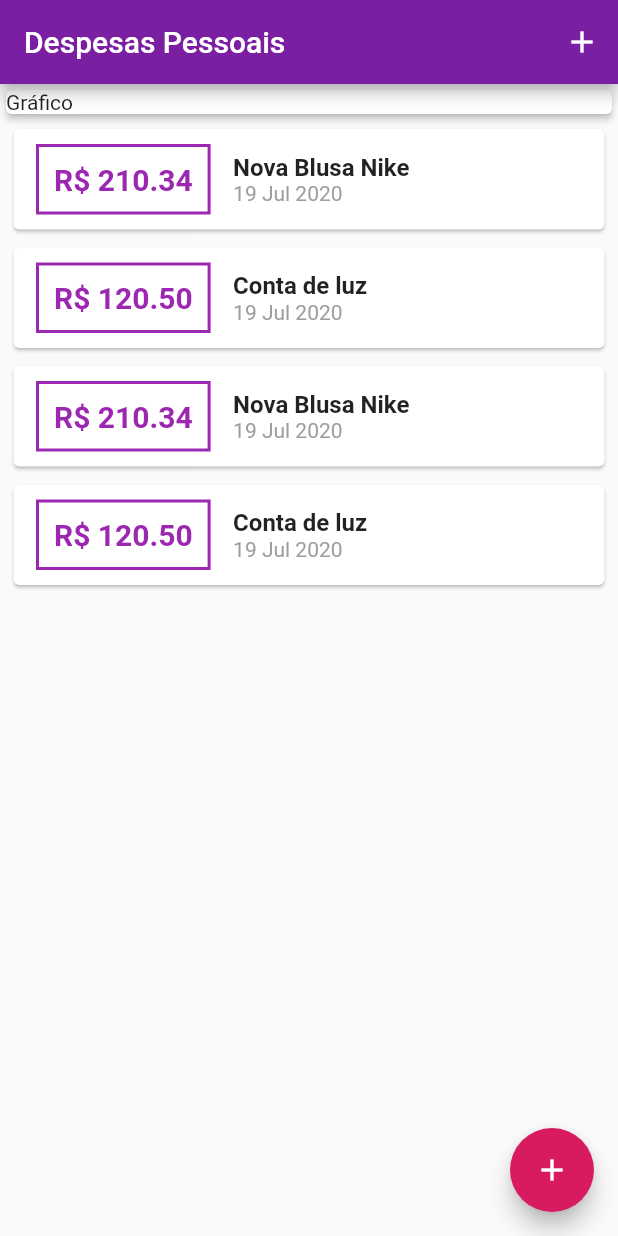
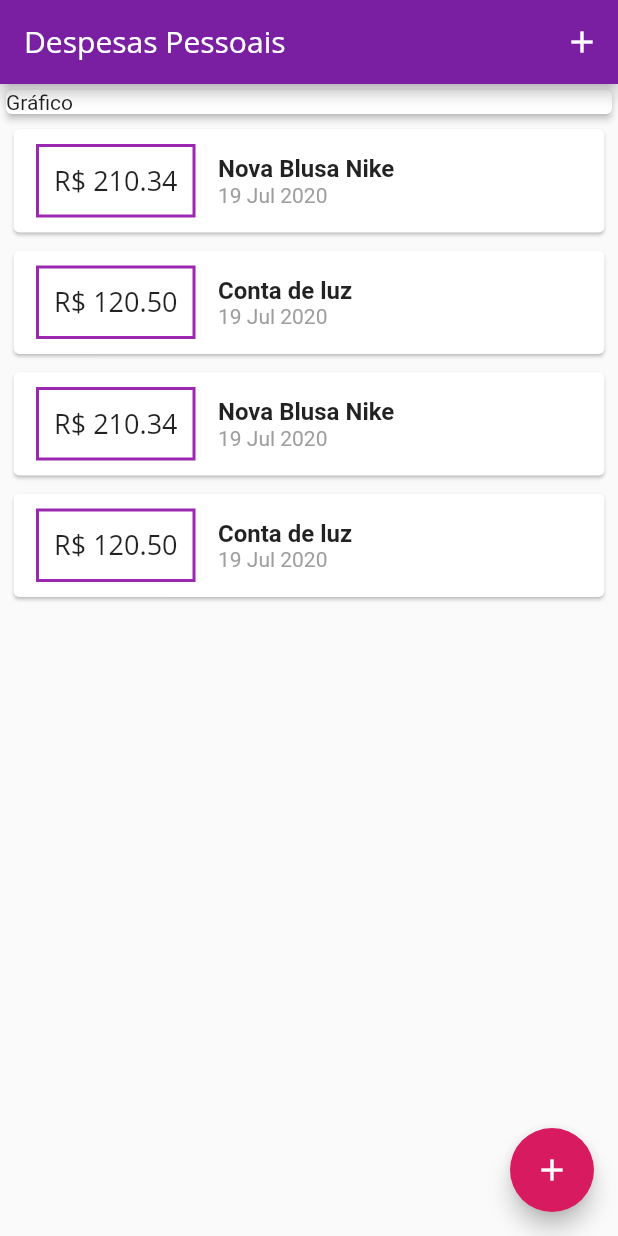
Before and after one commit to devleandrodias/udemy-cod3r-flutter, a Flutter app: the screen it shows after launch, on a phone screen of 412 x 824 dp. Run offline on Flutter 3.47's test engine with Material 2 defaults, Android fonts, the phone set to English and light mode, and no system bars.

Commit message:
adicionando fontes personalizadas ao app

```diff
--- a/expenses/lib/components/transaction_list.dart
+++ b/expenses/lib/components/transaction_list.dart
@@ -34,11 +34,7 @@ class TransactionList extends StatelessWidget {
                     padding: EdgeInsets.all(10),
                     child: Text(
                       'R\$ ${e.value.toStringAsFixed(2)}',
-                      style: TextStyle(
-                        fontWeight: FontWeight.bold,
-                        fontSize: 20,
-                        color: Theme.of(context).primaryColor,
-                      ),
+                      style: Theme.of(context).textTheme.title,
                     ),
                   ),
                   Column(
--- a/expenses/lib/main.dart
+++ b/expenses/lib/main.dart
@@ -13,8 +13,23 @@ class ExpensesApp extends StatelessWidget {
     return MaterialApp(
       home: MyHomePage(),
       theme: ThemeData(
+        textTheme: ThemeData.light().textTheme.copyWith(
+              title: TextStyle(
+                  fontFamily: 'OpenSans',
+                  fontSize: 18,
+                  fontWeight: FontWeight.w300),
+            ),
         primarySwatch: Colors.purple,
         accentColor: Colors.pink[600],
+        fontFamily: 'Quicksand',
+        appBarTheme: AppBarTheme(
+          textTheme: ThemeData.light().textTheme.copyWith(
+                title: TextStyle(
+                    fontFamily: 'OpenSans',
+                    fontSize: 20,
+                    fontWeight: FontWeight.w300),
+              ),
+        ),
       ),
     );
   }
@@ -79,7 +94,10 @@ class _MyHomePageState extends State<MyHomePage> {
   Widget build(BuildContext context) {
     return Scaffold(
       appBar: AppBar(
-        title: Text('Despesas Pessoais'),
+        title: Text(
+          'Despesas Pessoais',
+          style: TextStyle(fontFamily: 'OpenSans'),
+        ),
         backgroundColor: Colors.purple[700],
         actions: <Widget>[
           IconButton(
```
Also changed, not shown: expenses/pubspec.yaml (+11 -14 lines), expenses/assets/fonts/OpenSans-Bold.ttf (added), expenses/assets/fonts/OpenSans-Regular.ttf (added), expenses/assets/fonts/Quicksand-Bold.ttf (added), expenses/assets/fonts/Quicksand-Light.ttf (added), expenses/assets/fonts/Quicksand-Medium.ttf (added), expenses/assets/fonts/Quicksand-Regular.ttf (added).
